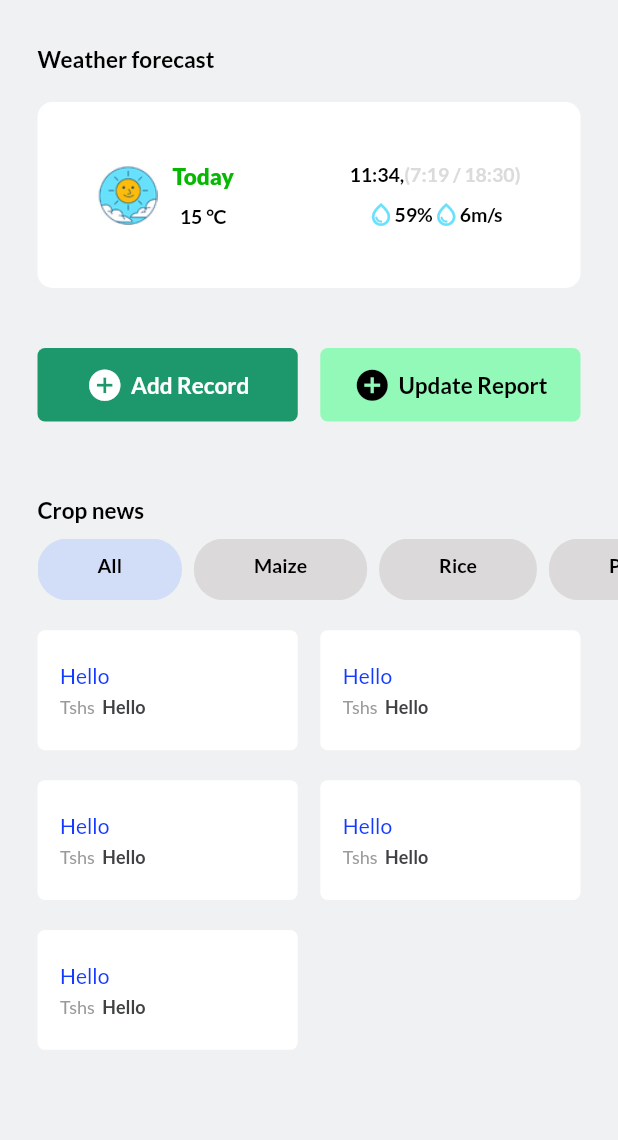
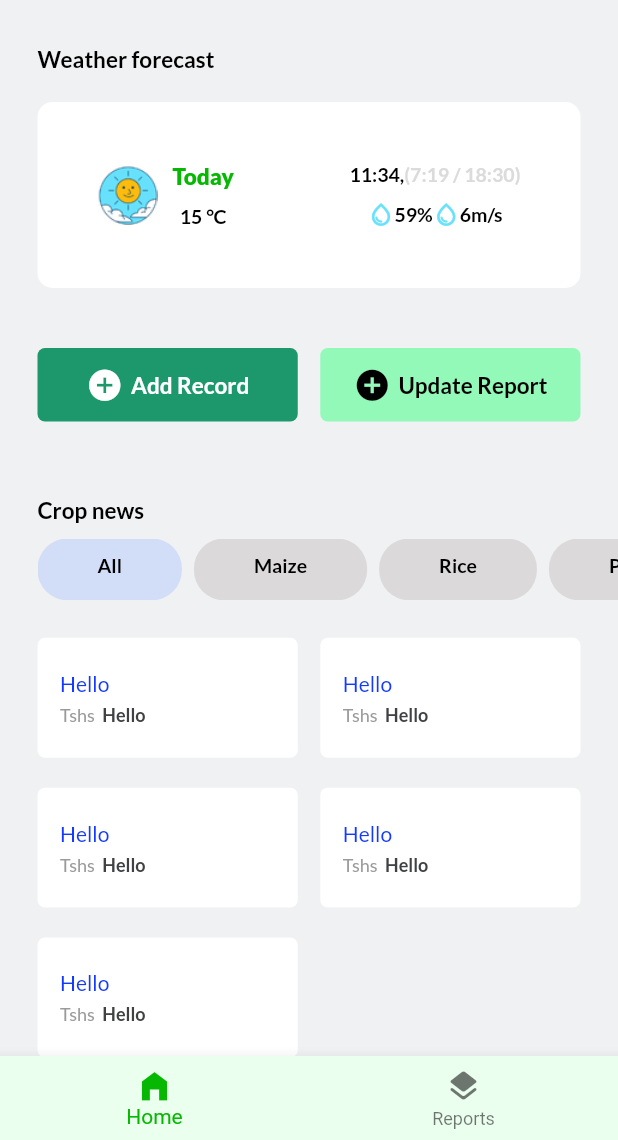
Before and after one commit to ProsperChihimba/agroapp, a Flutter app: the screen it shows after launch, on a phone screen of 412 x 824 dp, the part 96-1236 px from its top. Run offline on Flutter 3.47's test engine with Material 2 defaults, Android fonts, the phone set to English and light mode, and no system bars; our stand-ins replace gap, google_fonts; Roboto replaces fonts that are missing (Calistoga).

```diff
--- /dev/null
+++ b/lib/Pages/MainPage/index.dart
@@ -0,0 +1,67 @@
+import 'package:google_fonts/google_fonts.dart';
+import 'package:gap/gap.dart';
+import 'package:flutter/material.dart';
+
+import 'package:agroapp/Pages/MainPage/News.dart';
+import 'package:agroapp/Pages/MainPage/NewsList.dart';
+import 'package:agroapp/Pages/MainPage/HeaderText.dart';
+import 'package:agroapp/Pages/MainPage/ReportButtons.dart';
+import 'package:agroapp/Pages/MainPage/WeatherWidget.dart';
+
+class MainPage extends StatelessWidget {
+  const MainPage({super.key});
+
+  @override
+  Widget build(BuildContext context) {
+    return Scaffold(
+        backgroundColor: const Color(0xfff0f1f2),
+        body: SafeArea(
+          child: SingleChildScrollView(
+              child: Column(
+            children: [
+              Container(
+                decoration: const BoxDecoration(color: Colors.white),
+                padding: const EdgeInsets.symmetric(
+                    vertical: 20.0, horizontal: 25.0),
+                child: Row(
+                  mainAxisAlignment: MainAxisAlignment.spaceBetween,
+                  children: [
+                    Text(
+                      "Agro",
+                      style: GoogleFonts.calistoga(
+                          fontSize: 16,
+                          fontWeight: FontWeight.w600,
+                          color: const Color(0xff07B803)),
+                    ),
+                    const Icon(Icons.notifications_outlined)
+                  ],
+                ),
+              ),
+              const Gap(10),
+              const HeaderText(title: "Weather forecast"),
+              // Weather forecast widget
+              const WeatherWidget(),
+              const Gap(
+                40,
+              ),
+              // Add reports widgets
+              const Padding(
+                padding: EdgeInsets.symmetric(horizontal: 25.0),
+                child: ReportButtons(),
+              ),
+              // Crop news filter section
+              const Gap(
+                30,
+              ),
+              const HeaderText(title: "Crop news"),
+              const Gap(
+                10,
+              ),
+              const NewsList(),
+              const Gap(25),
+              const News()
+            ],
+          )),
+        ));
+  }
+}
--- /dev/null
+++ b/lib/Pages/RecordsPage/index.dart
@@ -0,0 +1,12 @@
+import 'package:flutter/material.dart';
+
+class RecordsPage extends StatelessWidget {
+  const RecordsPage({super.key});
+
+  @override
+  Widget build(BuildContext context) {
+    return Container(
+      child: Text("Hello"),
+    );
+  }
+}
--- a/lib/main.dart
+++ b/lib/main.dart
@@ -1,12 +1,6 @@
-import 'package:agroapp/Pages/MainPage/News.dart';
-import 'package:agroapp/Pages/MainPage/NewsList.dart';
+import 'package:agroapp/Pages/MainPage/index.dart';
+import 'package:agroapp/Pages/RecordsPage/index.dart';
 import 'package:flutter/material.dart';
-import 'package:google_fonts/google_fonts.dart';
-import 'package:gap/gap.dart';
-
-import 'Pages/MainPage/HeaderText.dart';
-import 'Pages/MainPage/ReportButtons.dart';
-import 'Pages/MainPage/WeatherWidget.dart';
 
 void main() {
   runApp(const MyApp());
@@ -31,57 +25,36 @@ class MyHomePage extends StatefulWidget {
 }
 
 class _MyHomePageState extends State<MyHomePage> {
+  int currentIndex = 0;
+
+  final screens = [
+    const MainPage(),
+    const RecordsPage(),
+  ];
   @override
   Widget build(BuildContext context) {
     return Scaffold(
-        backgroundColor: const Color(0xfff0f1f2),
-        body: SafeArea(
-          child: SingleChildScrollView(
-              child: Column(
-            children: [
-              Container(
-                decoration: const BoxDecoration(color: Colors.white),
-                padding: const EdgeInsets.symmetric(
-                    vertical: 20.0, horizontal: 25.0),
-                child: Row(
-                  mainAxisAlignment: MainAxisAlignment.spaceBetween,
-                  children: [
-                    Text(
-                      "Agro",
-                      style: GoogleFonts.calistoga(
-                          fontSize: 16,
-                          fontWeight: FontWeight.w600,
-                          color: const Color(0xff07B803)),
-                    ),
-                    const Icon(Icons.notifications_outlined)
-                  ],
-                ),
-              ),
-              const Gap(10),
-              const HeaderText(title: "Weather forecast"),
-              // Weather forecast widget
-              const WeatherWidget(),
-              const Gap(
-                40,
-              ),
-              // Add reports widgets
-              const Padding(
-                padding: EdgeInsets.symmetric(horizontal: 25.0),
-                child: ReportButtons(),
-              ),
-              // Crop news filter section
-              const Gap(
-                30,
-              ),
-              const HeaderText(title: "Crop news"),
-              const Gap(
-                10,
-              ),
-              const NewsList(),
-              const Gap(20),
-              const News()
-            ],
-          )),
-        ));
+      body: screens[currentIndex],
+      backgroundColor: Colors.white,
+      bottomNavigationBar: BottomNavigationBar(
+        currentIndex: currentIndex,
+        onTap: (index) => setState(() {
+          currentIndex = index;
+        }),
+        backgroundColor: Color(0xffEBFFEF),
+        iconSize: 25,
+        fixedColor: Color(0xff07B803),
+        items: const [
+          BottomNavigationBarItem(
+            icon: Icon(Icons.home_filled),
+            label: 'Home',
+          ),
+          BottomNavigationBarItem(
+            icon: Icon(Icons.layers_rounded),
+            label: 'Reports',
+          ),
+        ],
+      ),
+    );
   }
 }
```
